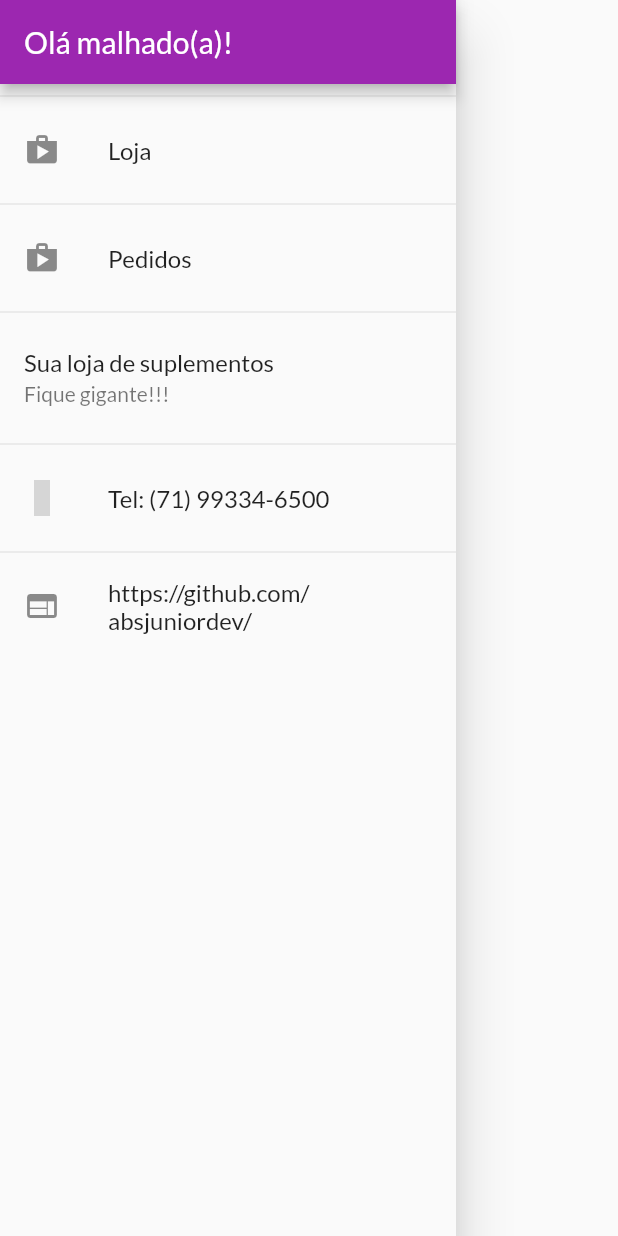
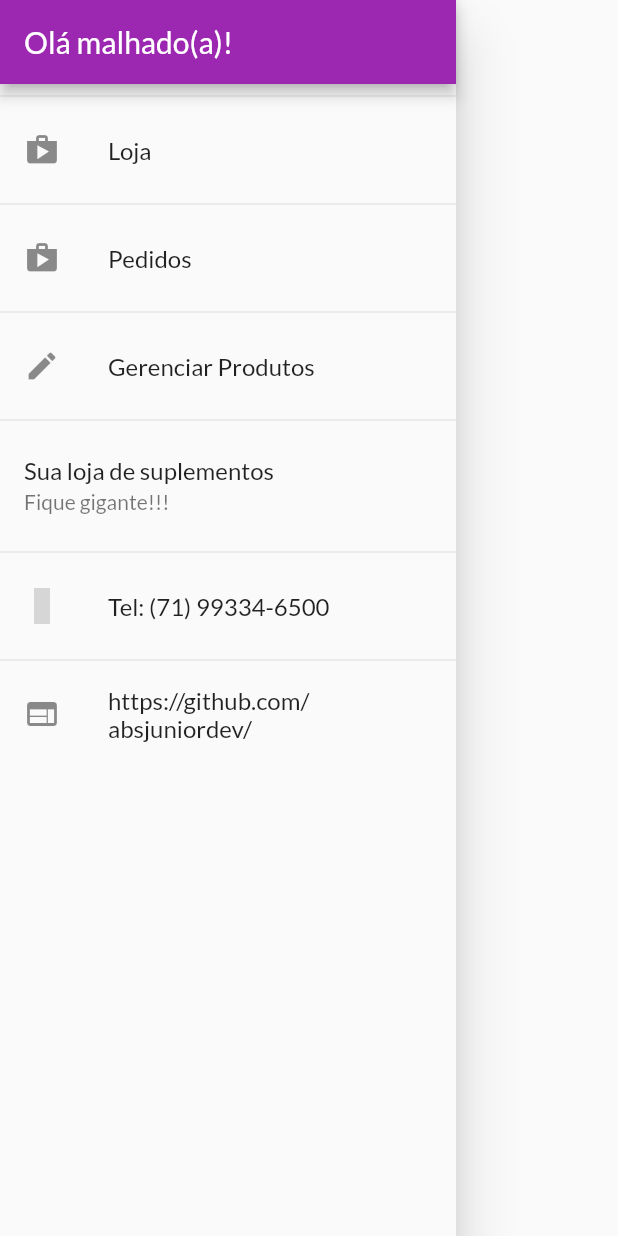
Before and after one commit to absjuniordev/shop, a Flutter app: the AppDrawer widget shown alone on an empty page, opened directly, on a phone screen of 412 x 824 dp. Run offline on Flutter 3.47's test engine with Material 2 defaults, Android fonts, the phone set to English and light mode, and no system bars; network calls fail; statements that could not run were skipped; grey boxes are pictures that could not be loaded.

Commit message:
Componente Gerenciamento de Produto #01

```diff
--- a/lib/components/app_drawer.dart
+++ b/lib/components/app_drawer.dart
@@ -34,6 +34,16 @@ class AppDrawer extends StatelessWidget {
             },
           ),
           const Divider(),
+          ListTile(
+            leading: const Icon(Icons.edit),
+            title: const Text('Gerenciar Produtos'),
+            onTap: () {
+              Navigator.of(context).pushReplacementNamed(
+                AppRoutes.PRODUCTS,
+              );
+            },
+          ),
+          const Divider(),
           const ListTile(
             title: Text("Sua loja de suplementos"),
             subtitle: Text("Fique gigante!!!"),
--- a/lib/main.dart
+++ b/lib/main.dart
@@ -7,6 +7,7 @@ import 'package:shop/pages/cart_page.dart';
 import 'package:shop/pages/order_pages.dart';
 import 'package:shop/pages/product_detail_pages.dart';
 import 'package:shop/pages/products_overview_page.dart';
+import 'package:shop/pages/products_page.dart';
 import 'package:shop/utils/app_routes.dart';
 
 void main() {
@@ -33,6 +34,7 @@ class MyApp extends StatelessWidget {
       ],
       child: MaterialApp(
         title: 'Flutter Demo',
+
         theme: ThemeData(
           colorScheme: ColorScheme.fromSwatch().copyWith(
             primary: Colors.purple,
@@ -47,7 +49,9 @@ class MyApp extends StatelessWidget {
           AppRoutes.PRODUCT_DETAIL: (ctx) => const ProductDatailPage(),
           AppRoutes.CART: (ctx) => const CartPae(),
           AppRoutes.ORDERS: (ctx) => const OrdersPage(),
+          AppRoutes.PRODUCTS: (ctx) => const ProductsPage(),
         },
+
         debugShowCheckedModeBanner: false,
       ),
     );
--- a/lib/models/product_list.dart
+++ b/lib/models/product_list.dart
@@ -8,6 +8,10 @@ class ProductList with ChangeNotifier {
   List<Product> get items => [..._items];
   List<Product> get favotieItems =>
       _items.where((prod) => prod.isFavorite).toList();
+
+  int get itemsCount {
+    return _items.length;
+  }
 
   void addProduct(Product product) {
     _items.add(product);
--- a/lib/utils/app_routes.dart
+++ b/lib/utils/app_routes.dart
@@ -5,4 +5,5 @@ class AppRoutes {
   static const PRODUCT_DETAIL = '/product-detail';
   static const CART = '/cart';
   static const ORDERS = '/orders';
+  static const PRODUCTS = '/products';
 }
```
Also changed, not shown: lib/pages/products_page.dart (added, +27 -0 lines).
